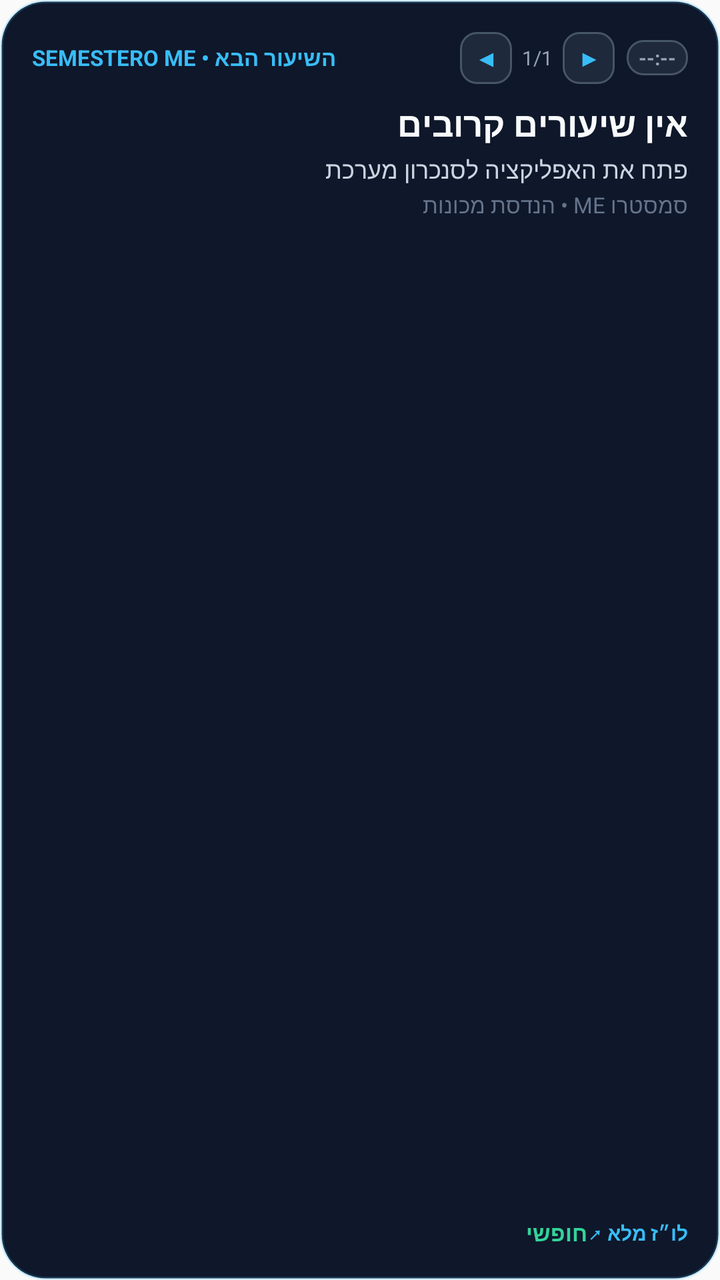
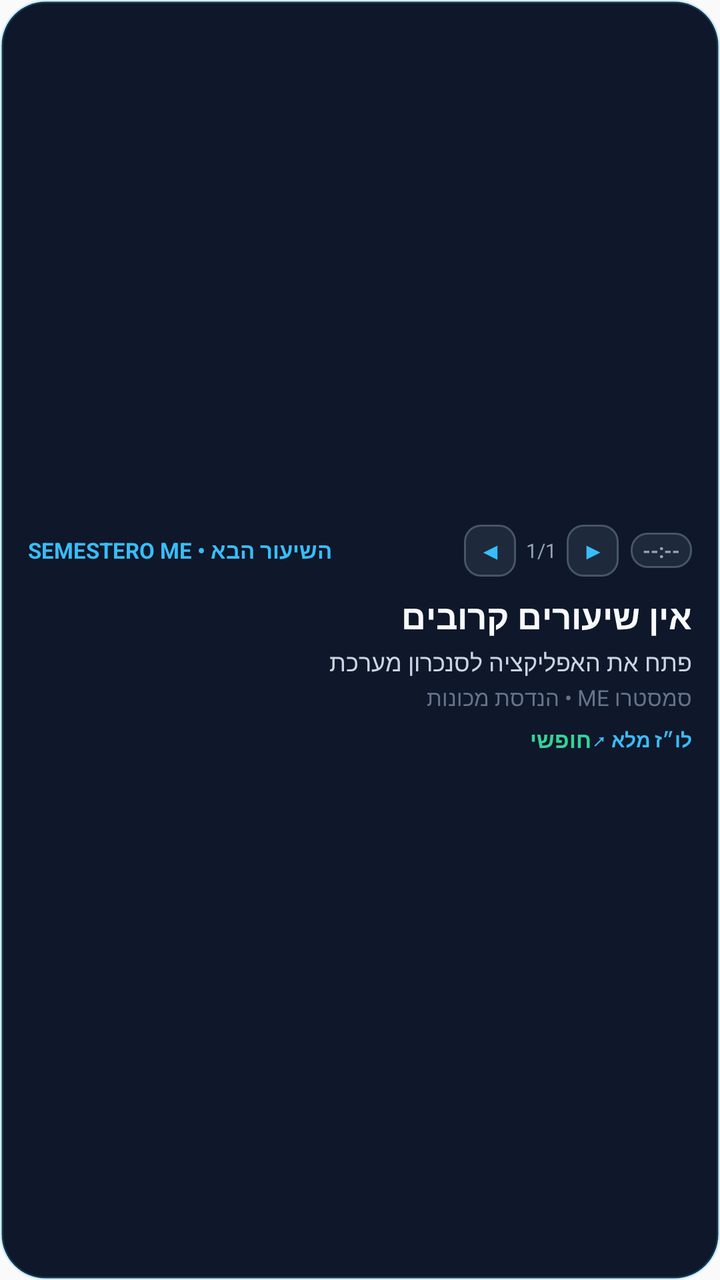

Before-and-after screenshots of an Android layout around one commit, followed by the original layout XML and the change that was made.
<!-- AndroidManifest.xml: application theme AppTheme -->
<!-- res/layout/widget_next_class.xml -->
<?xml version="1.0" encoding="utf-8"?>
<LinearLayout xmlns:android="http://schemas.android.com/apk/res/android"
    android:id="@+id/widget_root"
    android:layout_width="match_parent"
    android:layout_height="match_parent"
    android:background="@drawable/widget_card_bg"
    android:orientation="vertical"
    android:padding="16dp">

    
    <LinearLayout
        android:layout_width="match_parent"
        android:layout_height="wrap_content"
        android:orientation="horizontal"
        android:gravity="center_vertical">

        <TextView
            android:id="@+id/widget_app_tag"
            android:layout_width="0dp"
            android:layout_height="wrap_content"
            android:layout_weight="1"
            android:text="SEMESTERO ME • השיעור הבא"
            android:textColor="#38bdf8"
            android:textSize="11sp"
            android:textStyle="bold" />

        
        <LinearLayout
            android:layout_width="wrap_content"
            android:layout_height="wrap_content"
            android:orientation="horizontal"
            android:gravity="center_vertical">

            <TextView
                android:id="@+id/btn_prev_class"
                android:layout_width="26dp"
                android:layout_height="26dp"
                android:background="@drawable/widget_badge_bg"
                android:gravity="center"
                android:text="◀"
                android:textColor="#38bdf8"
                android:textSize="11sp"
                android:textStyle="bold" />

            <TextView
                android:id="@+id/widget_class_page"
                android:layout_width="wrap_content"
                android:layout_height="wrap_content"
                android:layout_marginLeft="5dp"
                android:layout_marginRight="5dp"
                android:text="1/1"
                android:textColor="#94a3b8"
                android:textSize="10sp" />

            <TextView
                android:id="@+id/btn_next_class"
                android:layout_width="26dp"
                android:layout_height="26dp"
                android:background="@drawable/widget_badge_bg"
                android:gravity="center"
                android:text="▶"
                android:textColor="#38bdf8"
                android:textSize="11sp"
                android:textStyle="bold" />

            <TextView
                android:id="@+id/widget_time_badge"
                android:layout_width="wrap_content"
                android:layout_height="wrap_content"
                android:layout_marginLeft="6dp"
                android:background="@drawable/widget_badge_bg"
                android:paddingLeft="6dp"
                android:paddingRight="6dp"
                android:paddingTop="2dp"
                android:paddingBottom="2dp"
                android:text="--:--"
                android:textColor="#94a3b8"
                android:textSize="10sp"
                android:textStyle="bold" />
        </LinearLayout>
    </LinearLayout>

    
    <TextView
        android:id="@+id/widget_course_title"
        android:layout_width="match_parent"
        android:layout_height="wrap_content"
        android:layout_marginTop="8dp"
        android:text="אין שיעורים קרובים"
        android:textColor="#f8fafc"
        android:textSize="17sp"
        android:textStyle="bold"
        android:maxLines="2"
        android:ellipsize="end" />

    
    <TextView
        android:id="@+id/widget_class_details"
        android:layout_width="match_parent"
        android:layout_height="wrap_content"
        android:layout_marginTop="3dp"
        android:text="פתח את האפליקציה לסנכרון מערכת"
        android:textColor="#cbd5e1"
        android:textSize="12sp"
        android:maxLines="1"
        android:ellipsize="end" />

    
    <TextView
        android:id="@+id/widget_class_lecturer"
        android:layout_width="match_parent"
        android:layout_height="wrap_content"
        android:layout_marginTop="2dp"
        android:text="סמסטרו ME • הנדסת מכונות"
        android:textColor="#64748b"
        android:textSize="11sp"
        android:maxLines="1"
        android:ellipsize="end" />

    
    <FrameLayout
        android:layout_width="match_parent"
        android:layout_height="0dp"
        android:layout_weight="1" />

    
    <LinearLayout
        android:layout_width="match_parent"
        android:layout_height="wrap_content"
        android:gravity="center_vertical"
        android:orientation="horizontal">

        <TextView
            android:id="@+id/widget_status_text"
            android:layout_width="0dp"
            android:layout_height="wrap_content"
            android:layout_weight="1"
            android:text="חופשי"
            android:textColor="#34d399"
            android:textSize="11sp"
            android:textStyle="bold" />

        <TextView
            android:id="@+id/widget_action_hint"
            android:layout_width="wrap_content"
            android:layout_height="wrap_content"
            android:text="לו״ז מלא ↗"
            android:textColor="#38bdf8"
            android:textSize="10sp"
            android:textStyle="bold" />
    </LinearLayout>
</LinearLayout>
<!-- resources referenced by this layout -->
<resources>
  <!-- drawable widget_badge_bg (drawable) -->
  <?xml version="1.0" encoding="utf-8"?>
  <shape xmlns:android="http://schemas.android.com/apk/res/android"
      android:shape="rectangle">
      <solid android:color="#1e293b" />
      <corners android:radius="8dp" />
      <stroke
          android:width="1dp"
          android:color="#475569" />
  </shape>
  <!-- drawable widget_card_bg (drawable) -->
  <?xml version="1.0" encoding="utf-8"?>
  <shape xmlns:android="http://schemas.android.com/apk/res/android"
      android:shape="rectangle">
      <solid android:color="#0f172a" />
      <corners android:radius="22dp" />
      <stroke
          android:width="1.5dp"
          android:color="#3338bdf8" />
  </shape>
  <style name="AppTheme" parent="Theme.AppCompat.Light.DarkActionBar">
          
          <item name="colorPrimary">@color/colorPrimary</item>
          <item name="colorPrimaryDark">@color/colorPrimaryDark</item>
          <item name="colorAccent">@color/colorAccent</item>
      </style>
</resources>

<!-- the commit's change to res/layout/widget_next_class.xml (unified diff, before → after) -->
@@ -5,7 +5,8 @@
     android:layout_height="match_parent"
     android:background="@drawable/widget_card_bg"
     android:orientation="vertical"
-    android:padding="16dp">
+    android:gravity="center_vertical"
+    android:padding="14dp">
 
     
     <LinearLayout
@@ -120,8 +121,7 @@
     
     <FrameLayout
         android:layout_width="match_parent"
-        android:layout_height="0dp"
-        android:layout_weight="1" />
+        android:layout_height="6dp" />
 
     
     <LinearLayout
